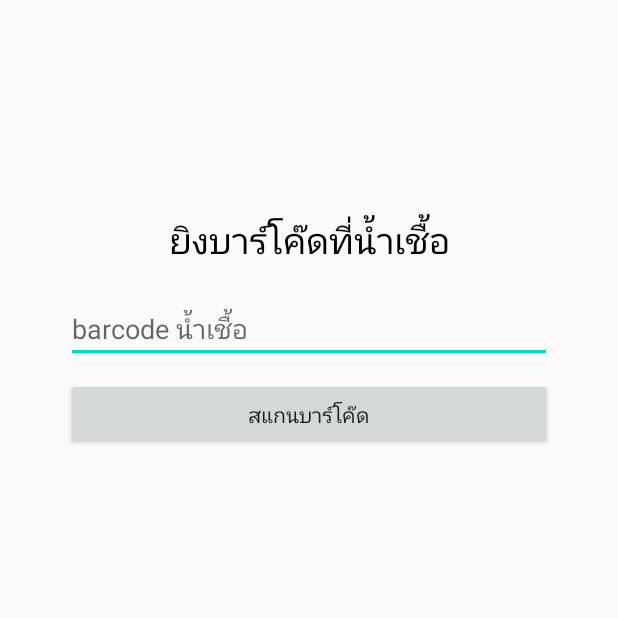
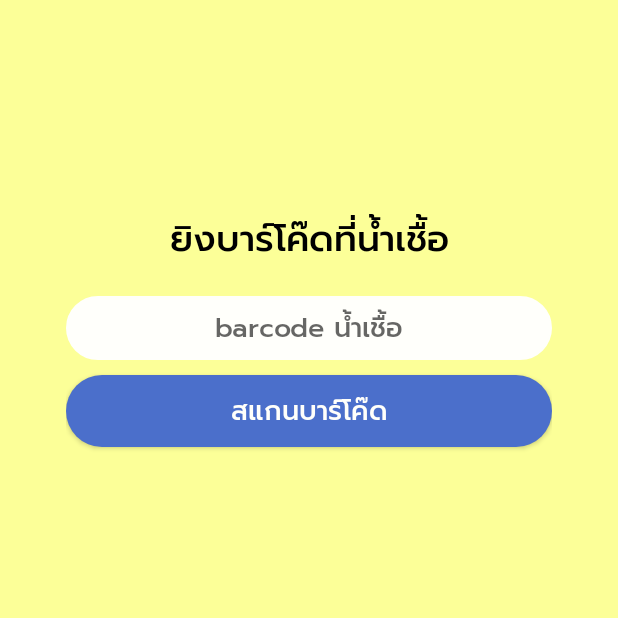
Before and after one commit to worawuthjp/project-android, an Android app: the SowMatingActivity3 screen opened directly, with no data from a screen before it, on a phone screen of 412 x 824 dp, the top half of it. Run offline under Robolectric (Android 15) with nearby library versions, the phone set to English and light mode, and no system bars; our stand-ins replace Volley; libraries missing offline, so code that uses them is left out: com.google.zxing.integration; network calls fail.

Commit message:
16/10/2021

```diff
--- a/app/src/main/java/com/application/myapp/MainActivity.java
+++ b/app/src/main/java/com/application/myapp/MainActivity.java
@@ -76,7 +76,7 @@ public class MainActivity extends AppCompatActivity {
                                 finish();
                                 break;
                             case R.id.mattingMenu :
-                                Intent intent1 = new Intent(MainActivity.this,SowMatingActivity.class);
+                                Intent intent1 = new Intent(MainActivity.this,SowMatingActivity3.class);
                                 startActivity(intent1);
                                 finish();
                                 break;
--- /dev/null
+++ b/app/src/main/res/drawable/button_border_black.xml
@@ -0,0 +1,10 @@
+<?xml version="1.0" encoding="utf-8"?>
+<shape xmlns:android="http://schemas.android.com/apk/res/android"
+    android:shape="rectangle">
+
+    <solid android:color="@color/blackTheme" />
+
+    <corners
+        android:radius="75pt"/>
+
+</shape>
--- a/app/src/main/res/layout/activity_sow_mating3.xml
+++ b/app/src/main/res/layout/activity_sow_mating3.xml
@@ -1,11 +1,21 @@
 <?xml version="1.0" encoding="utf-8"?>
-<androidx.constraintlayout.widget.ConstraintLayout
+<androidx.drawerlayout.widget.DrawerLayout
     xmlns:android="http://schemas.android.com/apk/res/android"
     xmlns:tools="http://schemas.android.com/tools"
     xmlns:app="http://schemas.android.com/apk/res-auto"
     android:layout_width="match_parent"
     android:layout_height="match_parent"
     tools:context=".SowMatingActivity3">
+
+    <androidx.constraintlayout.widget.ConstraintLayout
+        android:layout_height="match_parent"
+        android:background="#FCFF98"
+        android:layout_width="match_parent"
+        app:layout_constraintBottom_toBottomOf="parent"
+        app:layout_constraintEnd_toEndOf="parent"
+        app:layout_constraintStart_toStartOf="parent"
+        app:layout_constraintTop_toTopOf="parent">
+
 
         <LinearLayout
             android:id="@+id/linearLayout"
@@ -22,6 +32,7 @@
                 android:id="@+id/textView3"
                 android:layout_width="match_parent"
                 android:layout_height="wrap_content"
+                android:fontFamily="@font/prompt_medium"
                 android:text="ยิงบาร์โค๊ดที่น้ำเชื้อ"
                 android:textAlignment="center"
                 android:textColor="#000000"
@@ -37,7 +48,11 @@
                 android:layout_width="match_parent"
                 android:layout_height="wrap_content"
                 android:ems="10"
+                android:padding="7dp"
+                android:textAlignment="center"
+                android:background="@drawable/edittext_border"
                 android:hint="barcode น้ำเชื้อ"
+                android:fontFamily="@font/prompt_medium"
                 android:inputType="textPersonName" />
 
             <LinearLayout
@@ -51,6 +66,10 @@
                 android:id="@+id/scanBarCodeBtn"
                 android:layout_width="match_parent"
                 android:layout_height="wrap_content"
+                android:textColor="#FFFFFB"
+                android:textSize="18dp"
+                android:fontFamily="@font/prompt_medium"
+                android:background="@drawable/button_border"
                 android:text="สแกนบาร์โค๊ด" />
 
             <TextView
@@ -60,12 +79,15 @@
                 android:textSize="16dp"
                 android:textColor="#000000"
                 android:textStyle="bold"
+                android:fontFamily="@font/prompt_medium"
                 android:text="แสดงรายละเอียด : "/>
 
             <TextView
                 android:id="@+id/showInfoText"
                 android:layout_width="match_parent"
-            android:layout_height="wrap_content" />
+                android:layout_height="wrap_content"
+                android:fontFamily="@font/prompt"
+                android:textSize="16dp" />
         </LinearLayout>
 
         <LinearLayout
@@ -81,9 +103,26 @@
                 android:layout_width="match_parent"
                 android:layout_height="wrap_content"
                 android:text="ต่อไป"
-            android:background="#30DC0A"
+                android:textSize="16dp"
+                android:textColor="#FFFFFB"
+                android:background="@drawable/button_border_black"
+
                 app:layout_constraintBottom_toBottomOf="parent"
                 app:layout_constraintEnd_toEndOf="parent"
                 app:layout_constraintStart_toStartOf="parent" />
         </LinearLayout>
+
     </androidx.constraintlayout.widget.ConstraintLayout>
+
+    <com.google.android.material.navigation.NavigationView
+        android:id="@+id/nav_view"
+        android:layout_width="wrap_content"
+        android:layout_height="match_parent"
+        android:layout_gravity="start"
+        android:scrollbarAlwaysDrawHorizontalTrack="false"
+        android:scrollbarAlwaysDrawVerticalTrack="true"
+        android:scrollbarSize="10dp"
+        app:headerLayout="@layout/header"
+        app:menu="@menu/main_menu" />
+
+</androidx.drawerlayout.widget.DrawerLayout>
```
Also changed, not shown: app/src/main/java/com/application/myapp/SowMatingActivity3.java (+23 -2 lines), app/src/main/res/drawable/button_border_green.xml (added, +10 -0 lines), app/src/main/res/layout/activity_sow_mating.xml (+31 -9 lines), app/src/main/res/font/prompt.ttf (added), gradle/wrapper/gradle-wrapper.properties. Lines whose indentation alone changed are shown as unchanged.
